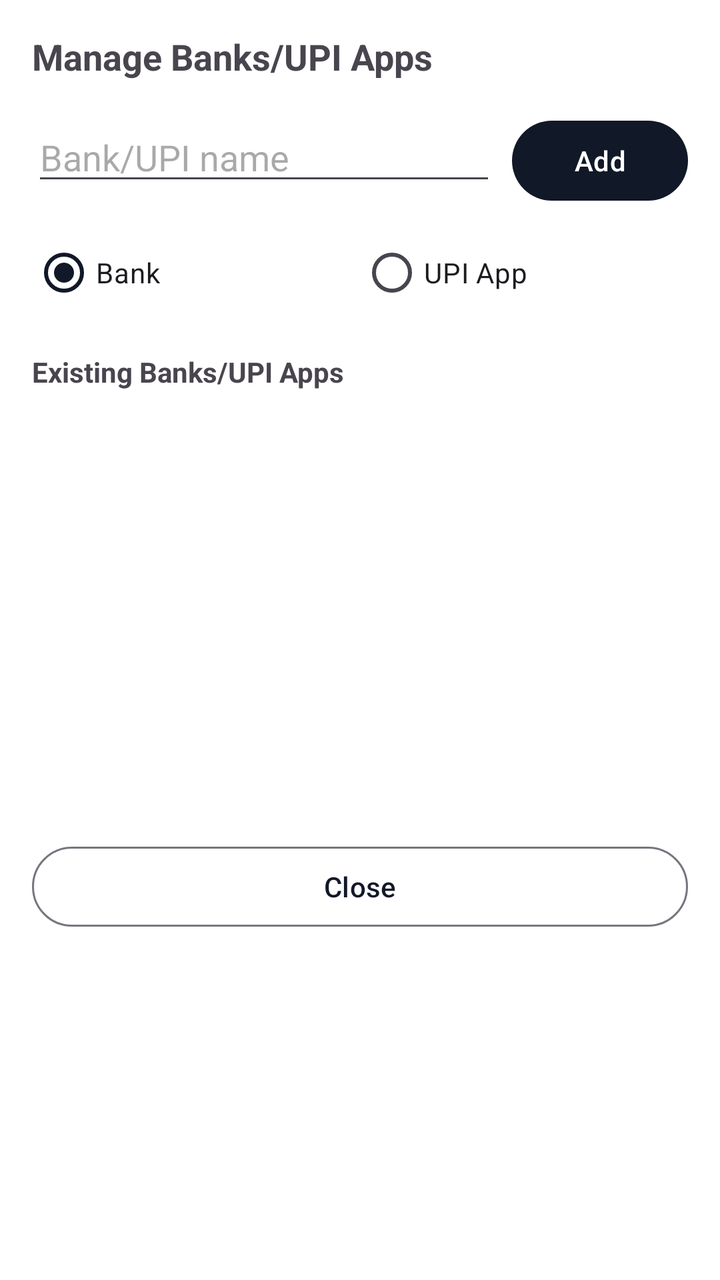
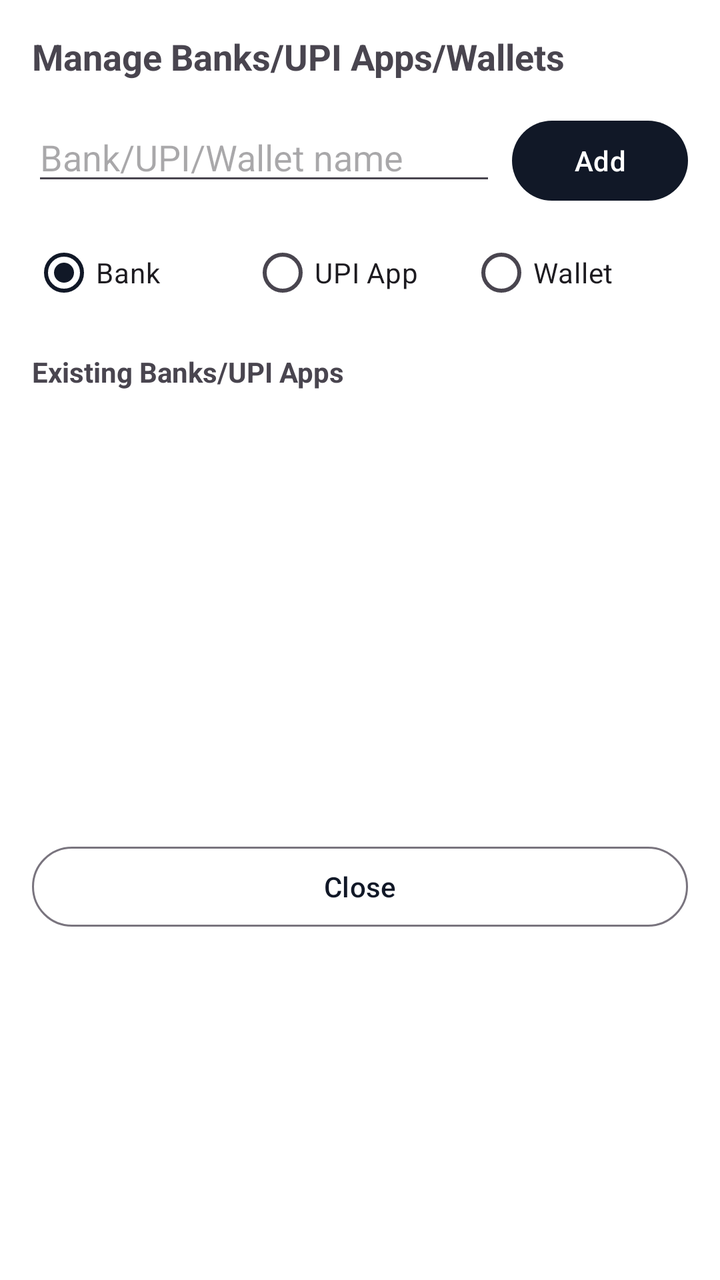

The first picture is an Android layout as it rendered before a commit; the second is the same layout after the commit. The layout source and the unified diff follow.
<!-- AndroidManifest.xml: application theme Theme.ExpenseTracker.Timeless -->
<!-- res/layout/dialog_manage_banks.xml -->
<?xml version="1.0" encoding="utf-8"?>
<LinearLayout 
    xmlns:android="http://schemas.android.com/apk/res/android"
    android:layout_width="match_parent"
    android:layout_height="wrap_content"
    android:orientation="vertical"
    android:padding="16dp">

    <TextView
        android:layout_width="wrap_content"
        android:layout_height="wrap_content"
        android:text="Manage Banks/UPI Apps"
        android:textSize="18sp"
        android:textStyle="bold"
        android:layout_marginBottom="16dp" />

    <LinearLayout
        android:layout_width="match_parent"
        android:layout_height="wrap_content"
        android:orientation="horizontal"
        android:layout_marginBottom="8dp">

        <EditText
            android:id="@+id/etBankUpiName"
            android:layout_width="0dp"
            android:layout_height="wrap_content"
            android:layout_weight="1"
            android:hint="Bank/UPI name"
            android:inputType="text" />

        <Button
            android:id="@+id/btnAddBankUpi"
            android:layout_width="wrap_content"
            android:layout_height="wrap_content"
            android:text="Add"
            android:textAllCaps="false"
            android:layout_marginStart="8dp" />

    </LinearLayout>

    <RadioGroup
        android:id="@+id/rgBankUpiType"
        android:layout_width="match_parent"
        android:layout_height="wrap_content"
        android:orientation="horizontal"
        android:layout_marginBottom="16dp">

        <RadioButton
            android:id="@+id/rbBank"
            android:layout_width="0dp"
            android:layout_height="wrap_content"
            android:layout_weight="1"
            android:text="Bank"
            android:checked="true" />

        <RadioButton
            android:id="@+id/rbUpi"
            android:layout_width="0dp"
            android:layout_height="wrap_content"
            android:layout_weight="1"
            android:text="UPI App" />

    </RadioGroup>

    <TextView
        android:id="@+id/tvExistingBankUpi"
        android:layout_width="wrap_content"
        android:layout_height="wrap_content"
        android:text="Existing Banks/UPI Apps"
        android:textStyle="bold"
        android:textSize="14sp"
        android:layout_marginBottom="8dp" />

    <androidx.recyclerview.widget.RecyclerView
        android:id="@+id/rvBankUpi"
        android:layout_width="match_parent"
        android:layout_height="200dp"
        android:layout_marginBottom="16dp" />

    <Button
        android:id="@+id/btnCloseBankUpi"
        android:layout_width="match_parent"
        android:layout_height="wrap_content"
        android:text="Close"
        android:textAllCaps="false"
        style="?attr/materialButtonOutlinedStyle" />

</LinearLayout>
<!-- resources referenced by this layout -->
<resources>
  <style name="Theme.ExpenseTracker.Timeless" parent="Theme.Material3.Light.NoActionBar">
          <item name="colorPrimary">@color/timeless_charcoal</item>
          <item name="colorOnPrimary">@color/timeless_white</item>
          <item name="colorSecondary">@color/timeless_gold</item>
          <item name="colorOnSecondary">@color/timeless_white</item>
          <item name="android:colorBackground">@color/timeless_white</item>
          <item name="colorSurface">@color/timeless_white</item>
          <item name="colorOnSurface">@color/timeless_text_primary</item>
          
          
          <item name="android:statusBarColor">@color/timeless_white</item>
          <item name="android:windowLightStatusBar">true</item>
          
          
          <item name="android:navigationBarColor">@color/timeless_white</item>
          <item name="android:windowLightNavigationBar">true</item>
      </style>
  <color name="timeless_charcoal">#111827</color>
  <color name="timeless_white">#FFFFFF</color>
  <color name="timeless_gold">#14B8A6</color>
  <color name="timeless_text_primary">#111827</color>
</resources>

<!-- the commit's change to res/layout/dialog_manage_banks.xml (unified diff, before → after) -->
@@ -9,7 +9,7 @@
     <TextView
         android:layout_width="wrap_content"
         android:layout_height="wrap_content"
-        android:text="Manage Banks/UPI Apps"
+        android:text="Manage Banks/UPI Apps/Wallets"
         android:textSize="18sp"
         android:textStyle="bold"
         android:layout_marginBottom="16dp" />
@@ -25,7 +25,7 @@
             android:layout_width="0dp"
             android:layout_height="wrap_content"
             android:layout_weight="1"
-            android:hint="Bank/UPI name"
+            android:hint="Bank/UPI/Wallet name"
             android:inputType="text" />
 
         <Button
@@ -60,6 +60,13 @@
             android:layout_weight="1"
             android:text="UPI App" />
 
+        <RadioButton
+            android:id="@+id/rbWallet"
+            android:layout_width="0dp"
+            android:layout_height="wrap_content"
+            android:layout_weight="1"
+            android:text="Wallet" />
+
     </RadioGroup>
 
     <TextView
